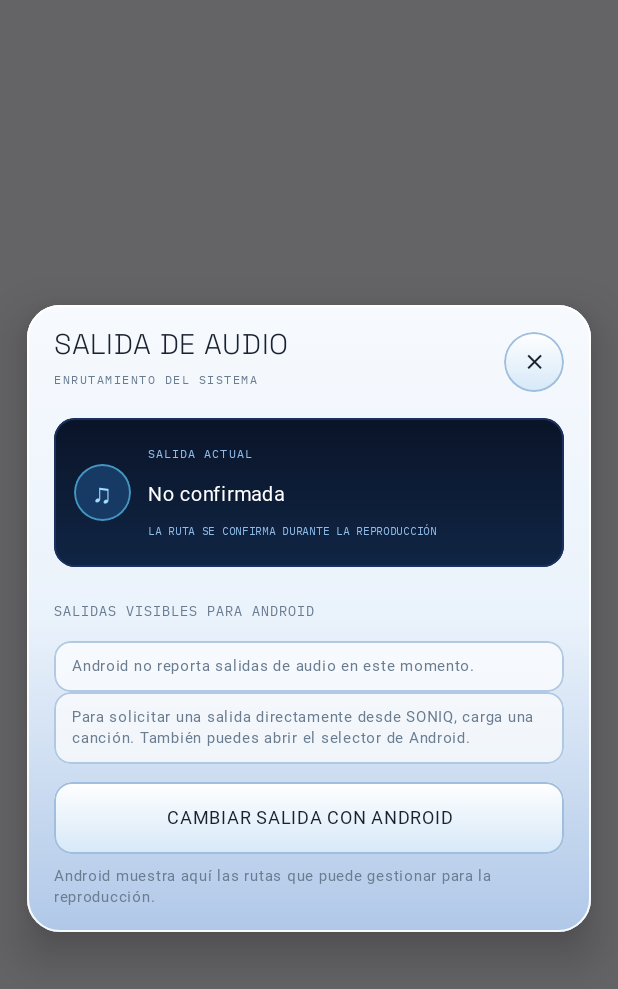
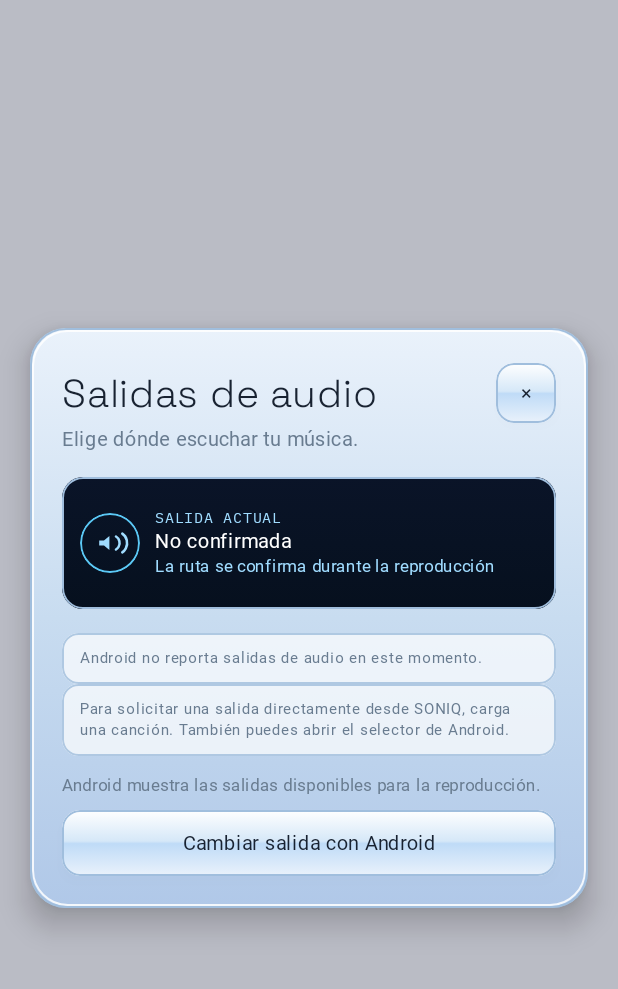
Before and after one commit to Peralta24/Reproductor_Local_Android, an Android app built with Jetpack Compose: the composable SoniqAudioOutputDialog shown on its own in the app's theme, on a phone screen of 412 x 824 dp. Shown: the top 989 px of the screen. Run offline under Robolectric (Android 15) with nearby library versions, the phone set to English and light mode, and no system bars; libraries missing offline, so code that uses them is left out: androidx.mediarouter.app; Roboto replaces fonts that are not available here.

Commit message:
salida de audio

```diff
--- a/app/src/main/java/mx/musicalesdoris/reproductorlocalandroid/player/SoniqAudioOutputDialog.kt
+++ b/app/src/main/java/mx/musicalesdoris/reproductorlocalandroid/player/SoniqAudioOutputDialog.kt
@@ -24,9 +24,11 @@ import androidx.compose.runtime.*
 import androidx.compose.ui.Alignment
 import androidx.compose.ui.Modifier
 import androidx.compose.ui.draw.clip
+import androidx.compose.ui.draw.shadow
 import androidx.compose.ui.graphics.Brush
 import androidx.compose.ui.graphics.Color
 import androidx.compose.ui.platform.LocalContext
+import androidx.compose.ui.platform.LocalView
 import androidx.compose.ui.semantics.Role
 import androidx.compose.ui.semantics.contentDescription
 import androidx.compose.ui.semantics.role
@@ -38,6 +40,7 @@ import androidx.compose.ui.unit.dp
 import androidx.compose.ui.unit.sp
 import androidx.compose.ui.window.Dialog
 import androidx.compose.ui.window.DialogProperties
+import androidx.compose.ui.window.DialogWindowProvider
 import androidx.mediarouter.app.SystemOutputSwitcherDialogController
 import mx.musicalesdoris.reproductorlocalandroid.PlayerViewModel
 import mx.musicalesdoris.reproductorlocalandroid.ui.theme.SoniqBodyFont
@@ -93,59 +96,64 @@ fun SoniqAudioOutputDialog(
         player.hasPreparedMediaPlayer()
     val activeRoute = routedDevice.takeIf { isPlaying && Build.VERSION.SDK_INT >= Build.VERSION_CODES.P }
 
-    Dialog(onDismissRequest = onDismiss, properties = DialogProperties(usePlatformDefaultWidth = false)) {
+    Dialog(
+        onDismissRequest = onDismiss,
+        properties = DialogProperties(
+            usePlatformDefaultWidth = false,
+            dismissOnClickOutside = false,
+            decorFitsSystemWindows = false
+        )
+    ) {
+        val dialogWindow = (LocalView.current.parent as? DialogWindowProvider)?.window
+        SideEffect { dialogWindow?.setDimAmount(0f) }
+        Box(Modifier.fillMaxSize()) {
+            Box(
+                Modifier.fillMaxSize()
+                    .background(Color(0xFF182231).copy(alpha = .28f))
+                    .clickable(onClick = onDismiss)
+            )
             BoxWithConstraints(
                 Modifier.fillMaxSize().windowInsetsPadding(WindowInsets.safeDrawing),
                 contentAlignment = Alignment.Center
             ) {
-            val dialogShape = RoundedCornerShape(22.dp)
+                val dialogShape = RoundedCornerShape(24.dp)
                 Surface(
-                modifier = Modifier.fillMaxWidth().padding(horizontal = 18.dp)
-                    .heightIn(max = minOf(640.dp, maxHeight * .92f)),
+                    modifier = Modifier.fillMaxWidth().padding(horizontal = 20.dp)
+                        .widthIn(max = 372.dp)
+                        .heightIn(max = minOf(572.dp, maxHeight * .92f)),
                     shape = dialogShape,
-                color = SoniqPalette.pageTop,
-                shadowElevation = 18.dp,
-                border = BorderStroke(1.dp, Color.White.copy(alpha = .9f))
+                    color = Color.Transparent,
+                    shadowElevation = 12.dp,
+                    border = BorderStroke(1.dp, Color(0xFFA0BEDD))
                 ) {
+                    Box {
                         Column(
                             Modifier.fillMaxWidth()
+                                .clip(dialogShape)
                                 .background(Brush.verticalGradient(listOf(
-                            Color(0xFFF7FAFE), SoniqPalette.pageTop, SoniqPalette.pageBottom
+                                    Color(0xFFEAF2FB), Color(0xFFC8DCF0), Color(0xFFB0C8E8)
                                 )))
                                 .verticalScroll(rememberScrollState())
-                        .padding(horizontal = 18.dp, vertical = 14.dp)
+                                .padding(horizontal = 21.dp, vertical = 21.dp)
                         ) {
-                    Row(verticalAlignment = Alignment.CenterVertically) {
-                        Column(Modifier.weight(1f)) {
-                            Text("SALIDA DE AUDIO", color = SoniqPalette.ink,
-                                fontFamily = SoniqHeadingFont, fontWeight = FontWeight.Bold, fontSize = 19.sp,
-                                maxLines = 1, overflow = TextOverflow.Ellipsis)
-                            Text("ENRUTAMIENTO DEL SISTEMA", color = SoniqPalette.secondaryText,
-                                fontFamily = SoniqMonoFont, fontSize = 8.sp, letterSpacing = 1.sp)
-                        }
-                        Box(
-                            Modifier.size(40.dp).clip(CircleShape)
-                                .background(Brush.verticalGradient(listOf(Color.White, SoniqPalette.metalLight)))
-                                .border(1.dp, SoniqPalette.border, CircleShape)
-                                .clickable(onClick = onDismiss)
-                                .semantics {
-                                    role = Role.Button
-                                    contentDescription = "Cerrar salida de audio"
-                                },
-                            contentAlignment = Alignment.Center
+                            Row(
+                                Modifier.fillMaxWidth().height(44.dp),
+                                verticalAlignment = Alignment.CenterVertically,
+                                horizontalArrangement = Arrangement.SpaceBetween
                             ) {
-                            Text("×", color = SoniqPalette.ink, fontFamily = SoniqHeadingFont,
-                                fontSize = 25.sp, textAlign = TextAlign.Center)
-                        }
+                                Text("Salidas de audio", color = SoniqPalette.ink,
+                                    fontFamily = SoniqHeadingFont, fontWeight = FontWeight.Bold,
+                                    fontSize = 26.sp, lineHeight = 34.sp, maxLines = 1,
+                                    overflow = TextOverflow.Ellipsis)
+                                OutputCloseButton(onDismiss)
                             }
 
-                    Spacer(Modifier.height(13.dp))
+                            Text("Elige dónde escuchar tu música.", color = SoniqPalette.secondaryText,
+                                fontFamily = SoniqBodyFont, fontSize = 13.sp, lineHeight = 18.sp,
+                                maxLines = 2, overflow = TextOverflow.Ellipsis)
+                            Spacer(Modifier.height(16.dp))
                             CurrentOutputCard(activeRoute, isPlaying)
-                    Spacer(Modifier.height(17.dp))
-
-                    Text("SALIDAS VISIBLES PARA ANDROID", color = SoniqPalette.secondaryText,
-                        fontFamily = SoniqMonoFont, fontSize = 9.sp, letterSpacing = .7.sp)
-                    Spacer(Modifier.height(8.dp))
+                            Spacer(Modifier.height(16.dp))
 
                             if (devices.isEmpty()) {
                                 InfoPanel("Android no reporta salidas de audio en este momento.")
@@ -153,9 +161,28 @@ fun SoniqAudioOutputDialog(
                                 val hasExternalOutput = devices.any { !it.device.isBuiltInOutput() }
                                 if (!hasExternalOutput) {
                                     InfoPanel("No se detectan otras salidas conectadas. El altavoz interno sigue disponible.")
-                            Spacer(Modifier.height(7.dp))
+                                    Spacer(Modifier.height(8.dp))
                                 }
-                        devices.forEach { choice ->
+                                val localDevices = devices.filter { it.device.isBuiltInOutput() }
+                                val bluetoothDevices = devices.filter { it.device.isBluetoothOutput() }
+                                val otherDevices = devices.filter {
+                                    !it.device.isBuiltInOutput() && !it.device.isBluetoothOutput()
+                                }
+                                val sections = listOf(
+                                    "ESTE DISPOSITIVO" to localDevices,
+                                    "BLUETOOTH" to bluetoothDevices,
+                                    "OTRAS SALIDAS" to otherDevices
+                                )
+                                var previousSectionHadItems = false
+                                sections.forEachIndexed { sectionIndex, (sectionTitle, sectionDevices) ->
+                                    if (sectionDevices.isNotEmpty()) {
+                                        if (previousSectionHadItems) {
+                                            Spacer(Modifier.height(if (sectionIndex == 1) 16.dp else 12.dp))
+                                        }
+                                        OutputSectionHeading(sectionTitle)
+                                        Spacer(Modifier.height(8.dp))
+                                    }
+                                    sectionDevices.forEachIndexed { rowIndex, choice ->
                                         val device = choice.device
                                         val confirmedInUse = choice.matches(activeRoute)
                                         val selectionPending = requestedRouteKey == choice.identityKey
@@ -191,7 +218,9 @@ fun SoniqAudioOutputDialog(
                                                 }
                                             }
                                         )
-                            Spacer(Modifier.height(7.dp))
+                                        if (rowIndex < sectionDevices.lastIndex) Spacer(Modifier.height(4.dp))
+                                    }
+                                    if (sectionDevices.isNotEmpty()) previousSectionHadItems = true
                                 }
                             }
 
@@ -202,16 +231,29 @@ fun SoniqAudioOutputDialog(
                             }
 
                             message?.let {
-                        Spacer(Modifier.height(5.dp))
+                                Spacer(Modifier.height(8.dp))
                                 Text(it, color = SoniqPalette.electricBlue, fontFamily = SoniqBodyFont,
                                     fontSize = 11.sp, lineHeight = 15.sp)
                             }
 
                             Spacer(Modifier.height(12.dp))
+                            Text(
+                                if (Build.VERSION.SDK_INT >= Build.VERSION_CODES.R)
+                                    "Android muestra las salidas disponibles para la reproducción."
+                                else
+                                    "En esta versión, Android abrirá Ajustes Bluetooth para conectar o desconectar una salida.",
+                                color = SoniqPalette.secondaryText, fontFamily = SoniqBodyFont,
+                                fontSize = 11.sp, lineHeight = 16.sp
+                            )
+                            Spacer(Modifier.height(8.dp))
                             Box(
-                        Modifier.fillMaxWidth().heightIn(min = 48.dp).clip(RoundedCornerShape(12.dp))
-                            .background(Brush.verticalGradient(listOf(Color.White, SoniqPalette.metalLight)))
-                            .border(1.dp, SoniqPalette.border, RoundedCornerShape(12.dp))
+                                Modifier.fillMaxWidth().heightIn(min = 44.dp)
+                                    .shadow(4.dp, RoundedCornerShape(12.dp),
+                                        ambientColor = Color.White.copy(alpha = .4f),
+                                        spotColor = SoniqPalette.ink.copy(alpha = .1f))
+                                    .clip(RoundedCornerShape(12.dp))
+                                    .background(soniqFieldGradient())
+                                    .border(1.dp, Color(0xFFA0BEDD), RoundedCornerShape(12.dp))
                                     .clickable {
                                         requestedRouteKey = null
                                         val outcome = openSystemOutputPicker(context, player)
@@ -230,23 +272,19 @@ fun SoniqAudioOutputDialog(
                                     .semantics {
                                         role = Role.Button
                                         contentDescription = "Cambiar salida con Android"
-                            }
-                            .padding(horizontal = 14.dp, vertical = 12.dp),
+                                    },
                                 contentAlignment = Alignment.Center
                             ) {
-                        Text("CAMBIAR SALIDA CON ANDROID", color = SoniqPalette.ink,
+                                Text("Cambiar salida con Android", color = SoniqPalette.ink,
                                     fontFamily = SoniqBodyFont, fontWeight = FontWeight.SemiBold,
-                            fontSize = 12.sp, textAlign = TextAlign.Center)
+                                    fontSize = 13.sp, lineHeight = 18.sp, textAlign = TextAlign.Center,
+                                    maxLines = 2, overflow = TextOverflow.Ellipsis,
+                                    modifier = Modifier.padding(horizontal = 12.dp, vertical = 12.dp))
                             }
-                    Text(
-                        if (Build.VERSION.SDK_INT >= Build.VERSION_CODES.R)
-                            "Android muestra aquí las rutas que puede gestionar para la reproducción."
-                        else
-                            "En esta versión, Android abrirá Ajustes Bluetooth para conectar o desconectar una salida.",
-                        color = SoniqPalette.secondaryText, fontFamily = SoniqBodyFont,
-                        fontSize = 10.sp, lineHeight = 14.sp,
-                        modifier = Modifier.padding(top = 8.dp, bottom = 2.dp)
-                    )
+                        }
+                        Box(Modifier.matchParentSize().padding(1.dp)
+                            .border(1.dp, Color.White.copy(alpha = .85f), dialogShape))
+                    }
                 }
             }
         }
@@ -254,45 +292,74 @@ fun SoniqAudioOutputDialog(
 }
 
 @Composable
+private fun OutputSectionHeading(text: String) {
+    Text(text, color = SoniqPalette.secondaryText, fontFamily = SoniqMonoFont,
+        fontSize = 10.sp, lineHeight = 14.sp)
+}
+
+@Composable
+private fun OutputCloseButton(onClick: () -> Unit) {
+    val shape = RoundedCornerShape(12.dp)
+    Box(
+        Modifier.size(40.dp)
+            .shadow(4.dp, shape, ambientColor = Color.White.copy(alpha = .4f),
+                spotColor = SoniqPalette.ink.copy(alpha = .1f))
+            .clip(shape)
+            .background(soniqFieldGradient())
+            .border(1.dp, Color(0xFFA0BEDD), shape)
+            .clickable(onClick = onClick)
+            .semantics {
+                role = Role.Button
+                contentDescription = "Cerrar salida de audio"
+            },
+        contentAlignment = Alignment.Center
+    ) {
+        Text("×", color = SoniqPalette.ink, fontFamily = SoniqBodyFont,
+            fontWeight = FontWeight.SemiBold, fontSize = 13.sp, lineHeight = 18.sp)
+    }
+}
+
+@Composable
 private fun CurrentOutputCard(device: AudioDeviceInfo?, isPlaying: Boolean) {
     val cardShape = RoundedCornerShape(14.dp)
     Row(
-        Modifier.fillMaxWidth().clip(cardShape)
-            .background(Brush.verticalGradient(listOf(SoniqPalette.lcdTop, Color(0xFF102544))))
-            .border(1.dp, SoniqPalette.lcdBorder, cardShape)
-            .padding(horizontal = 13.dp, vertical = 12.dp),
+        Modifier.fillMaxWidth().heightIn(min = 88.dp).clip(cardShape)
+            .background(Brush.verticalGradient(listOf(Color(0xFF0A1428), Color(0xFF06101E))))
+            .border(1.dp, Color(0xFFA0BEDD), cardShape)
+            .padding(horizontal = 12.dp, vertical = 12.dp),
         verticalAlignment = Alignment.CenterVertically
     ) {
-        Box(Modifier.size(38.dp).clip(CircleShape)
-            .background(Color(0xFF173A65)).border(1.dp, SoniqPalette.cyan.copy(alpha = .65f), CircleShape),
+        Box(Modifier.size(40.dp).clip(CircleShape)
+            .border(1.dp, Color(0xFF5BC8F5), CircleShape),
             contentAlignment = Alignment.Center) {
-            Text("♫", color = SoniqPalette.lcdActiveText, fontSize = 18.sp)
+            if (device?.isBluetoothOutput() == true) {
+                Text("ᛒ", color = Color(0xFFA0DCFF), fontFamily = SoniqMonoFont,
+                    fontSize = 18.sp, maxLines = 1)
+            } else {
+                SoniqTransportIcon("volume", size = 20.dp, color = Color(0xFFA0DCFF))
             }
-        Spacer(Modifier.width(11.dp))
+        }
+        Spacer(Modifier.width(10.dp))
         Column(Modifier.weight(1f)) {
-            Text("SALIDA ACTUAL", color = SoniqPalette.lcdText,
-                fontFamily = SoniqMonoFont, fontSize = 8.sp, letterSpacing = .7.sp)
-            Spacer(Modifier.height(3.dp))
+            Text("SALIDA ACTUAL", color = Color(0xFFA0DCFF),
+                fontFamily = SoniqMonoFont, fontSize = 10.sp, lineHeight = 14.sp)
             if (device != null) {
-                Text(device.displayName(), color = Color.White, fontFamily = SoniqBodyFont,
-                    fontWeight = FontWeight.SemiBold, fontSize = 13.sp,
+                Text(device.outputDisplayName(), color = Color.White, fontFamily = SoniqBodyFont,
+                    fontWeight = FontWeight.SemiBold, fontSize = 13.sp, lineHeight = 18.sp,
                     maxLines = 1, overflow = TextOverflow.Ellipsis)
-                Text(device.typeLabel(), color = SoniqPalette.lcdText,
-                    fontFamily = SoniqMonoFont, fontSize = 8.sp)
+                Text(if (device.isBuiltInOutput()) "Este teléfono · Ruta confirmada"
+                    else "${device.typeLabel()} · Ruta confirmada",
+                    color = Color(0xFFA0DCFF), fontFamily = SoniqBodyFont, fontSize = 11.sp,
+                    lineHeight = 16.sp, maxLines = 1, overflow = TextOverflow.Ellipsis)
             } else {
                 Text("No confirmada", color = Color.White, fontFamily = SoniqBodyFont,
-                    fontWeight = FontWeight.SemiBold, fontSize = 13.sp)
-                Text(
-                    if (isPlaying) "ANDROID NO REPORTA LA RUTA ACTIVA"
-                    else "LA RUTA SE CONFIRMA DURANTE LA REPRODUCCIÓN",
-                    color = SoniqPalette.lcdText, fontFamily = SoniqMonoFont, fontSize = 7.sp,
-                    maxLines = 2, overflow = TextOverflow.Ellipsis
-                )
+                    fontWeight = FontWeight.SemiBold, fontSize = 13.sp, lineHeight = 18.sp,
+                    maxLines = 1, overflow = TextOverflow.Ellipsis)
+                Text(if (isPlaying) "Android no reporta la ruta activa"
+                    else "La ruta se confirma durante la reproducción",
+                    color = Color(0xFFA0DCFF), fontFamily = SoniqBodyFont, fontSize = 11.sp,
+                    lineHeight = 16.sp, maxLines = 1, overflow = TextOverflow.Ellipsis)
             }
-        }
-        if (device != null) {
-            Text("EN USO", color = SoniqPalette.lcdActiveText,
-                fontFamily = SoniqMonoFont, fontWeight = FontWeight.Bold, fontSize = 8.sp)
         }
     }
 }
@@ -307,14 +374,17 @@ private fun OutputDeviceRow(
 ) {
     val rowShape = RoundedCornerShape(12.dp)
     Row(
-        Modifier.fillMaxWidth().clip(rowShape)
-            .background(Brush.verticalGradient(listOf(Color.White, Color(0xFFE1EDF9))))
-            .border(1.dp, if (confirmedInUse) SoniqPalette.electricBlue else SoniqPalette.border, rowShape)
+        Modifier.fillMaxWidth().heightIn(min = 68.dp).clip(rowShape)
+            .then(
+                if (confirmedInUse) Modifier.background(soniqFieldGradient())
+                else Modifier.background(Color.Transparent)
+            )
+            .then(if (confirmedInUse) Modifier.border(1.dp, Color(0xFF174BFA), rowShape) else Modifier)
             .clickable(enabled = directSelectionAvailable, onClick = onSelect)
             .semantics {
                 role = Role.Button
                 contentDescription = buildString {
-                    append(device.displayName())
+                    append(device.outputDisplayName())
                     append(". ")
                     append(device.typeLabel())
                     if (confirmedInUse) append(". En uso, confirmado por Android")
@@ -322,31 +392,49 @@ private fun OutputDeviceRow(
                     if (!directSelectionAvailable && !selectionPending) append(". Usa cambiar salida con Android")
                 }
             }
-            .padding(horizontal = 11.dp, vertical = 10.dp),
+            .padding(horizontal = 12.dp),
         verticalAlignment = Alignment.CenterVertically
     ) {
-        Box(Modifier.size(34.dp).clip(CircleShape)
-            .background(if (confirmedInUse) Color(0xFFD7F4FF) else Color(0xFFEAF2FB))
-            .border(1.dp, SoniqPalette.border, CircleShape), contentAlignment = Alignment.Center) {
-            Text(device.iconGlyph(), color = SoniqPalette.electricBlue, fontSize = 15.sp)
+        Box(Modifier.size(40.dp).clip(RoundedCornerShape(10.dp))
+            .background(soniqFieldGradient())
+            .border(1.dp, Color(0xFFA0BEDD), RoundedCornerShape(10.dp)), contentAlignment = Alignment.Center) {
+            if (device.isBuiltInOutput()) {
+                SoniqTransportIcon("volume", size = 22.dp, color = Color(0xFF182231))
+            } else {
+                Text(device.iconGlyph(), color = Color(0xFF182231), fontSize = 17.sp)
             }
-        Spacer(Modifier.width(10.dp))
+        }
+        Spacer(Modifier.width(12.dp))
         Column(Modifier.weight(1f)) {
-            Text(device.displayName(), color = SoniqPalette.ink, fontFamily = SoniqBodyFont,
-                fontWeight = FontWeight.SemiBold, fontSize = 12.sp,
-                maxLines = 1, overflow = TextOverflow.Ellipsis)
-            Text(device.typeLabel(), color = SoniqPalette.secondaryText,
-                fontFamily = SoniqMonoFont, fontSize = 8.sp,
-                maxLines = 1, overflow = TextOverflow.Ellipsis)
+            Text(device.outputDisplayName(), color = Color(0xFF182231),
+                fontFamily = SoniqBodyFont, fontWeight = FontWeight.SemiBold, fontSize = 13.sp,
+                lineHeight = 18.sp, maxLines = 1, overflow = TextOverflow.Ellipsis)
+            Text(
+                when {
+                    confirmedInUse -> "En uso · Ruta confirmada"
+                    selectionPending -> "Solicitud enviada · Esperando confirmación"
+                    device.isBluetoothOutput() -> "Conectado · Bluetooth"
+                    else -> device.typeLabel()
+                },
+                color = when {
+                    confirmedInUse -> Color(0xFF174BFA)
+                    selectionPending -> SoniqPalette.electricBlue
+                    else -> Color(0xFF626D7D)
+                },
+                fontFamily = SoniqBodyFont, fontSize = 11.sp, lineHeight = 16.sp,
+                maxLines = 1, overflow = TextOverflow.Ellipsis
+            )
         }
-        Spacer(Modifier.width(8.dp))
-        Text(
-            if (confirmedInUse) "EN USO" else if (selectionPending) "ESPERANDO"
-            else if (directSelectionAvailable) "DISPONIBLE" else "DETECTADA",
-            color = if (confirmedInUse || selectionPending) SoniqPalette.electricBlue else SoniqPalette.secondaryText,
-            fontFamily = SoniqMonoFont, fontWeight = FontWeight.Bold, fontSize = 7.sp,
-            maxLines = 1
-        )
+        if (confirmedInUse) {
+            Box(Modifier.size(20.dp).clip(CircleShape).background(Color(0xFF174BFA)),
+                contentAlignment = Alignment.Center) {
+                Text("✓", color = Color.White, fontWeight = FontWeight.Bold, fontSize = 12.sp)
+            }
+        } else {
+            Box(Modifier.size(20.dp).clip(CircleShape)
+                .background(Color(0xFFF3F5F8))
+                .border(1.dp, Color(0xFFA0BEDD), CircleShape))
+        }
     }
 }
 
@@ -360,6 +448,15 @@ private fun InfoPanel(text: String) {
             fontSize = 10.sp, lineHeight = 14.sp)
     }
 }
+
+private fun soniqFieldGradient(): Brush = Brush.verticalGradient(
+    colorStops = arrayOf(
+        0f to Color.White,
+        .47f to Color(0xFFD6E8F8),
+        .51f to Color(0xFFBFDBF7),
+        1f to Color(0xFFEAF2FB)
+    )
+)
 
 private enum class OutputPickerResult { SYSTEM, BLUETOOTH_SETTINGS, UNAVAILABLE }
 private data class OutputPickerOutcome(val result: OutputPickerResult, val preferenceReset: Boolean)
@@ -435,7 +532,18 @@ private fun AudioDeviceInfo.isBuiltInOutput(): Boolean =
     type == AudioDeviceInfo.TYPE_BUILTIN_SPEAKER ||
         (Build.VERSION.SDK_INT >= Build.VERSION_CODES.R && type == AudioDeviceInfo.TYPE_BUILTIN_SPEAKER_SAFE)
 
+private fun AudioDeviceInfo.isBluetoothOutput(): Boolean = when (type) {
+    AudioDeviceInfo.TYPE_BLUETOOTH_A2DP, AudioDeviceInfo.TYPE_BLUETOOTH_SCO -> true
+    AudioDeviceInfo.TYPE_BLE_HEADSET, AudioDeviceInfo.TYPE_BLE_SPEAKER ->
+        Build.VERSION.SDK_INT >= Build.VERSION_CODES.S
+    AudioDeviceInfo.TYPE_BLE_BROADCAST -> Build.VERSION.SDK_INT >= Build.VERSION_CODES.TIRAMISU
+    else -> false
+}
+
 private fun AudioDeviceInfo.displayName(): String = productName.toString().trim().ifBlank { typeLabel() }
+
+private fun AudioDeviceInfo.outputDisplayName(): String =
+    if (isBuiltInOutput()) "Bocina del dispositivo" else displayName()
 
 private fun AudioDeviceInfo.typeLabel(): String {
     return when (type) {
```
Also changed, not shown: 2 other files. Lines whose indentation alone changed are shown as unchanged.
